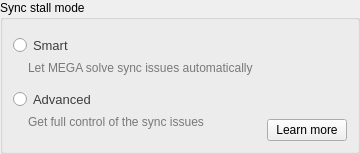
Before: the Qt Designer form src/MEGASync/syncs/gui/Twoways/linux/SyncStallModeSelector.ui in meganz/MEGAsync, drawn with Qt 5.
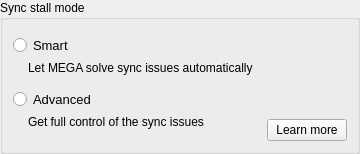
After: the same form once the commit is applied.

What changed in the file:
```diff
--- a/src/MEGASync/syncs/gui/Twoways/linux/SyncStallModeSelector.ui
+++ b/src/MEGASync/syncs/gui/Twoways/linux/SyncStallModeSelector.ui
@@ -16,14 +16,11 @@
   <property name="styleSheet">
    <string notr="true">#SmartSelector, #AdvanceSelector
 {
-color: #3D3D3D;
 font-size: 13px;
 }
 
-
 #SmartDescription, #AdvanceDescription
 {
-color: #7B7876;
 font-size: 12px;
 }</string>
   </property>
```
